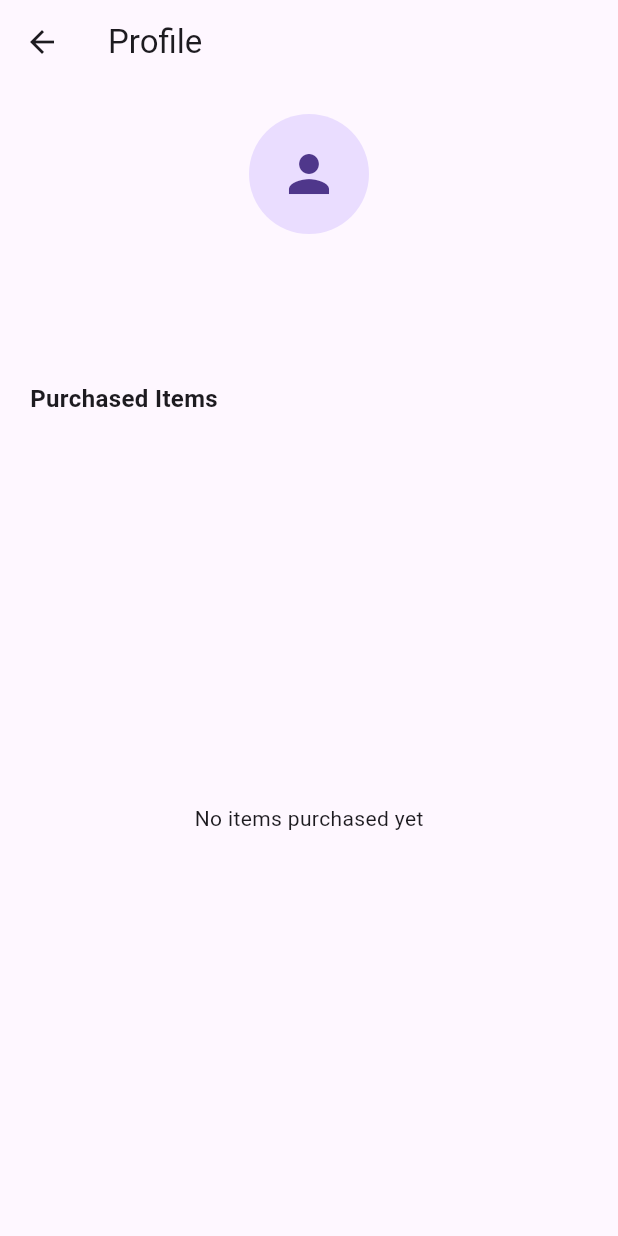
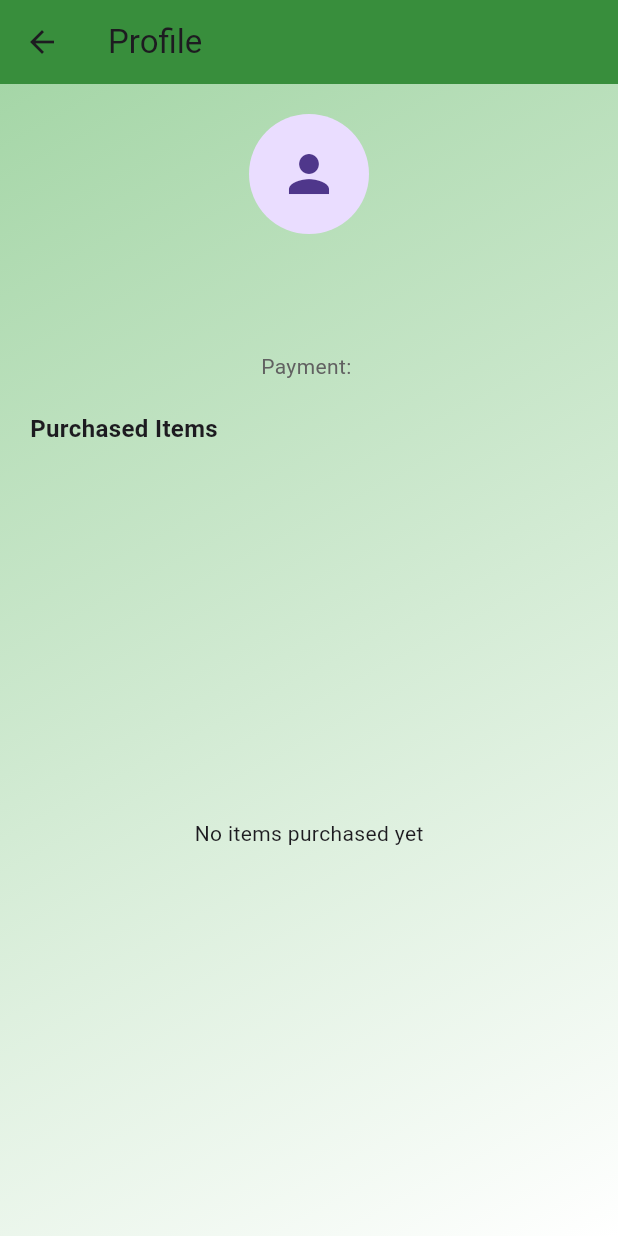
Before and after one commit to TurjayPaul/TSPCH, a Flutter app: the ProfileScreen screen opened directly with empty values, on a phone screen of 412 x 824 dp. Run offline on Flutter 3.47's test engine with Material 3 defaults, Android fonts, the phone set to English and light mode, and no system bars.

Commit message:
checking complete

```diff
--- a/lib/profile_screen.dart
+++ b/lib/profile_screen.dart
@@ -9,8 +9,19 @@ class ProfileScreen extends StatelessWidget {
   @override
   Widget build(BuildContext context) {
     return Scaffold(
-      appBar: AppBar(title: Text("Profile")),
-      body: Padding(
+      appBar: AppBar(
+        title: Text("Profile"),
+        backgroundColor: Colors.green[700],
+      ),
+      body: Container(
+        decoration: BoxDecoration(
+          gradient: LinearGradient(
+            colors: [Colors.green.shade200, Colors.white],
+            begin: Alignment.topLeft,
+            end: Alignment.bottomRight,
+          ),
+        ),
+        child: Padding(
           padding: EdgeInsets.all(20),
           child: Column(
             crossAxisAlignment: CrossAxisAlignment.start,
@@ -23,7 +34,6 @@ class ProfileScreen extends StatelessWidget {
               ),
               SizedBox(height: 10),
 
-            // Name
               Center(
                 child: Text(
                   currentUser.name,
@@ -31,7 +41,6 @@ class ProfileScreen extends StatelessWidget {
                 ),
               ),
 
-            // Email
               Center(
                 child: Text(
                   currentUser.email,
@@ -39,7 +48,6 @@ class ProfileScreen extends StatelessWidget {
                 ),
               ),
 
-            // Address
               Center(
                 child: Text(
                   currentUser.address ?? "Address not provided",
@@ -47,16 +55,22 @@ class ProfileScreen extends StatelessWidget {
                 ),
               ),
 
+              // ✅ ADDED PAYMENT METHOD DISPLAY
+              Center(
+                child: Text(
+                  "Payment: ${currentUser.paymentMethod ?? "Not selected"}",
+                  style: TextStyle(color: Colors.grey[700]),
+                ),
+              ),
+
               SizedBox(height: 20),
 
-            // Purchased Items Section
               Text(
                 "Purchased Items",
                 style: TextStyle(fontWeight: FontWeight.bold, fontSize: 16),
               ),
               SizedBox(height: 10),
 
-            // Purchased Items List
               Expanded(
                 child: currentUser.purchasedItems.isEmpty
                     ? Center(child: Text("No items purchased yet"))
@@ -74,6 +88,7 @@ class ProfileScreen extends StatelessWidget {
             ],
           ),
         ),
+      ),
     );
   }
 }
--- a/lib/user_model.dart
+++ b/lib/user_model.dart
@@ -2,11 +2,13 @@ class User {
   String name;
   String email;
   String? address;
+  String? paymentMethod;
   List<Map<String, String>> purchasedItems;
 
   User({
     required this.name,
     required this.email,
     this.address,
+    this.paymentMethod,
   }) : purchasedItems = [];
 }
```
Also changed, not shown: lib/cart_screen.dart (+33 -17 lines), lib/checkout_screen.dart (+46 -11 lines). Lines whose indentation alone changed are shown as unchanged.
